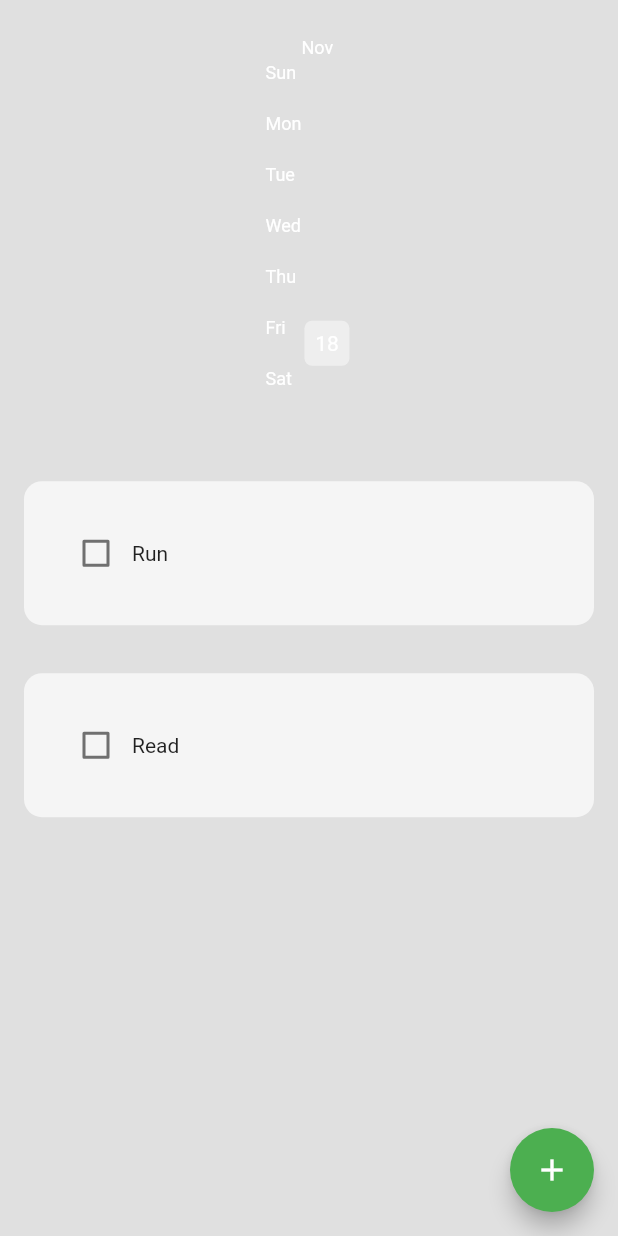
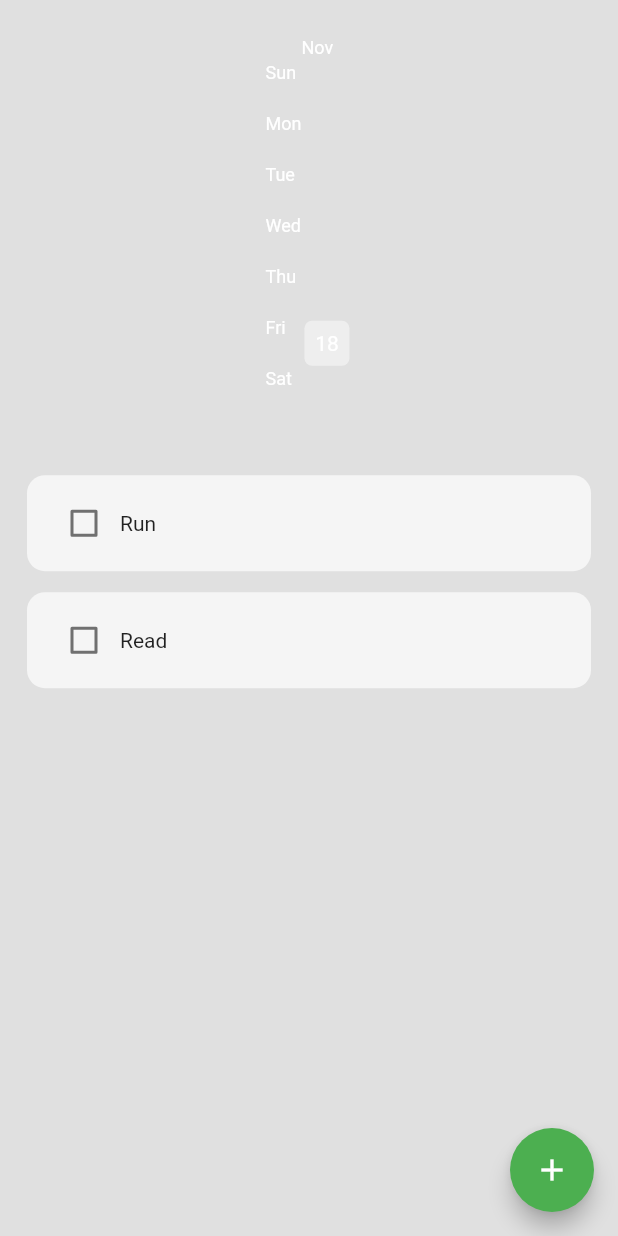
Before and after one commit to erolsarica/habit_tracker, a Flutter app: the screen it shows after launch, on a phone screen of 412 x 824 dp. Run offline on Flutter 3.47's test engine with Material 2 defaults, Android fonts, the phone set to English and light mode, and no system bars; drawn by our look-alikes of flutter_heatmap_calendar, flutter_slidable; our stand-ins replace hive, hive_flutter; accounts and stored records are empty.

Commit message:
habitlist padding

```diff
--- a/lib/components/habit_tile.dart
+++ b/lib/components/habit_tile.dart
@@ -20,7 +20,7 @@ class HabitTile extends StatelessWidget {
   @override
   Widget build(BuildContext context) {
     return Padding(
-      padding: const EdgeInsets.all(16.0),
+      padding: const EdgeInsets.only(top: 12, left: 18, right: 18, bottom: 2.0),
       child: Slidable(
         endActionPane: ActionPane(
           motion: const StretchMotion(),
@@ -43,7 +43,7 @@ class HabitTile extends StatelessWidget {
           ],
         ),
         child: Container(
-          padding: EdgeInsets.all(24.0),
+          padding: EdgeInsets.only(top: 8, left: 14, right: 14, bottom: 8.0),
           decoration: BoxDecoration(
               color: Colors.grey[100],
               borderRadius: BorderRadius.circular(12),
--- a/lib/pages/home_page.dart
+++ b/lib/pages/home_page.dart
@@ -76,7 +76,6 @@ class _HomePageState extends State<HomePage> {
     _newHabitNameController.clear();
     // pop dialog box
     Navigator.of(context).pop();
-
     db.updateDatabase();
 
   }
@@ -96,7 +95,7 @@ class _HomePageState extends State<HomePage> {
       builder: (context) {
         return MyAlertBox(
             controller: _newHabitNameController,
-            hintText: db.todaysHabitList[index],
+            hintText: db.todaysHabitList[index][0],
             onSave: () => saveExistingHabit(index),
             onCancel: cancelDialogBox,
         );
```
